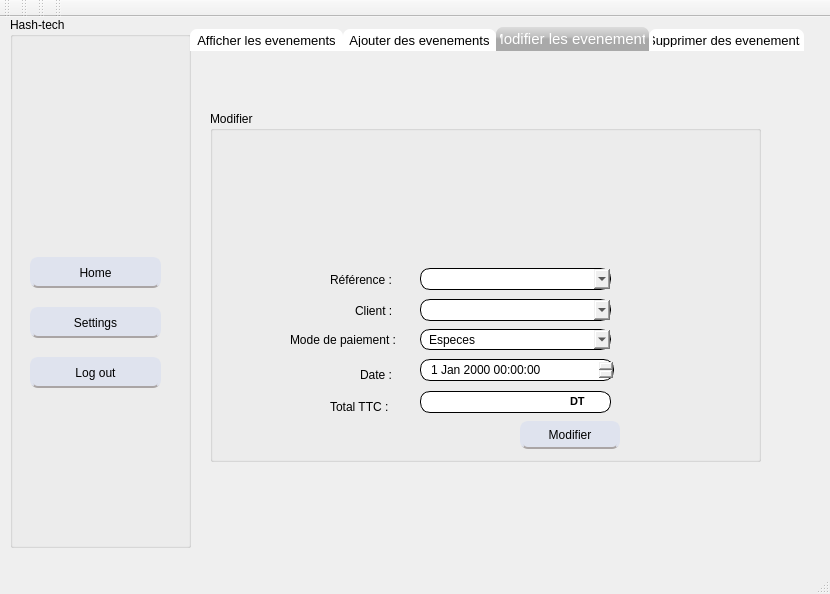
naouelboughattas/Smart_Shop_2A17, file mainwindow.ui: the form before one commit.
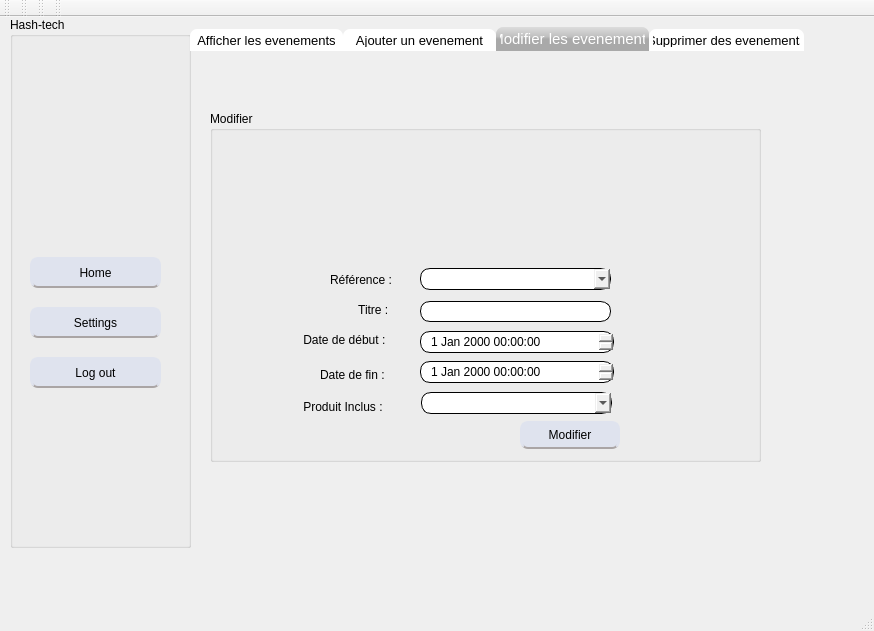
The form after the commit. The open tabs and pages were chosen to show the change. Icons and pictures are not drawn.

```diff
--- a/mainwindow.ui
+++ b/mainwindow.ui
@@ -6,8 +6,8 @@
    <rect>
     <x>0</x>
     <y>0</y>
-    <width>830</width>
-    <height>594</height>
+    <width>874</width>
+    <height>631</height>
    </rect>
   </property>
   <property name="windowTitle">
@@ -1844,7 +1844,7 @@
         </widget>
         <widget class="QWidget" name="tab_8">
          <attribute name="title">
-          <string>Ajouter des evenements</string>
+          <string>Ajouter un evenement</string>
          </attribute>
          <widget class="QGroupBox" name="groupBox_8">
           <property name="geometry">
@@ -2134,101 +2134,6 @@
           <property name="title">
            <string>Modifier</string>
           </property>
-          <widget class="QLineEdit" name="modif_ttc_f_2">
-           <property name="geometry">
-            <rect>
-             <x>210</x>
-             <y>280</y>
-             <width>191</width>
-             <height>22</height>
-            </rect>
-           </property>
-           <property name="styleSheet">
-            <string notr="true">QLineEdit
-{
- border-width: 1px;
-border-style: solid;
-border-color: black;
-  border-radius: 10px;
-padding:0 8;
-}</string>
-           </property>
-          </widget>
-          <widget class="QLabel" name="label_26">
-           <property name="geometry">
-            <rect>
-             <x>120</x>
-             <y>153</y>
-             <width>71</width>
-             <height>31</height>
-            </rect>
-           </property>
-           <property name="text">
-            <string>Référence :</string>
-           </property>
-          </widget>
-          <widget class="QLabel" name="label_27">
-           <property name="geometry">
-            <rect>
-             <x>150</x>
-             <y>248</y>
-             <width>41</width>
-             <height>31</height>
-            </rect>
-           </property>
-           <property name="text">
-            <string>Date :</string>
-           </property>
-          </widget>
-          <widget class="QLabel" name="label_28">
-           <property name="geometry">
-            <rect>
-             <x>120</x>
-             <y>280</y>
-             <width>81</width>
-             <height>31</height>
-            </rect>
-           </property>
-           <property name="text">
-            <string>Total TTC :</string>
-           </property>
-          </widget>
-          <widget class="QPushButton" name="pb_modifier_2">
-           <property name="geometry">
-            <rect>
-             <x>310</x>
-             <y>310</y>
-             <width>100</width>
-             <height>28</height>
-            </rect>
-           </property>
-           <property name="styleSheet">
-            <string notr="true">QPushButton {
-background: #dfe3ee;
-border: 2px solid #dfe3ee;
-border-bottom-color: #aaa5a5; /* same as the pane color */
-border-top-left-radius: 7px;
-border-top-right-radius: 7px;
-min-width: 80px;
-border-radius: 8px;
-color: black;
-font-size:12px;
-font-family:Arial, Helvetica, sans-serif;
-
-
-}
-QPushButton:hover {
-color:#fff;
-background:#8b9dc3;
-border: none;
-
-}
-</string>
-           </property>
-           <property name="text">
-            <string>Modifier</string>
-           </property>
-          </widget>
           <widget class="QLabel" name="label_29">
            <property name="geometry">
             <rect>
@@ -2257,17 +2162,17 @@
             <set>Qt::LinksAccessibleByMouse</set>
            </property>
           </widget>
-          <widget class="QComboBox" name="modif_box_2">
+          <widget class="QDateTimeEdit" name="modif_dat_fin">
            <property name="geometry">
             <rect>
              <x>210</x>
-             <y>157</y>
-             <width>191</width>
+             <y>250</y>
+             <width>194</width>
              <height>22</height>
             </rect>
            </property>
            <property name="styleSheet">
-            <string notr="true">QComboBox
+            <string notr="true">QDateTimeEdit
 {
  border-width: 1px;
 border-style: solid;
@@ -2277,11 +2182,50 @@
 }</string>
            </property>
           </widget>
-          <widget class="QDateTimeEdit" name="modif_date_f_box_2">
+          <widget class="QLabel" name="label_27">
            <property name="geometry">
             <rect>
-             <x>210</x>
+             <x>110</x>
              <y>248</y>
+             <width>81</width>
+             <height>31</height>
+            </rect>
+           </property>
+           <property name="text">
+            <string>Date de fin :</string>
+           </property>
+          </widget>
+          <widget class="QLineEdit" name="modif_titre_ev">
+           <property name="enabled">
+            <bool>false</bool>
+           </property>
+           <property name="geometry">
+            <rect>
+             <x>210</x>
+             <y>190</y>
+             <width>191</width>
+             <height>21</height>
+            </rect>
+           </property>
+           <property name="styleSheet">
+            <string notr="true">QLineEdit
+{
+ border-width: 1px;
+border-style: solid;
+border-color: black;
+  border-radius: 10px;
+padding:0 8;
+}</string>
+           </property>
+           <property name="text">
+            <string/>
+           </property>
+          </widget>
+          <widget class="QDateTimeEdit" name="modif_dat_deb">
+           <property name="geometry">
+            <rect>
+             <x>210</x>
+             <y>220</y>
              <width>194</width>
              <height>22</height>
             </rect>
@@ -2297,44 +2241,119 @@
 }</string>
            </property>
           </widget>
+          <widget class="QPushButton" name="modif_ev">
+           <property name="geometry">
+            <rect>
+             <x>310</x>
+             <y>310</y>
+             <width>100</width>
+             <height>28</height>
+            </rect>
+           </property>
+           <property name="styleSheet">
+            <string notr="true">QPushButton {
+background: #dfe3ee;
+border: 2px solid #dfe3ee;
+border-bottom-color: #aaa5a5; /* same as the pane color */
+border-top-left-radius: 7px;
+border-top-right-radius: 7px;
+min-width: 80px;
+border-radius: 8px;
+color: black;
+font-size:12px;
+font-family:Arial, Helvetica, sans-serif;
+
+
+}
+QPushButton:hover {
+color:#fff;
+background:#8b9dc3;
+border: none;
+
+}
+</string>
+           </property>
+           <property name="text">
+            <string>Modifier</string>
+           </property>
+          </widget>
+          <widget class="QComboBox" name="modif_produit_inclus">
+           <property name="geometry">
+            <rect>
+             <x>211</x>
+             <y>281</y>
+             <width>191</width>
+             <height>22</height>
+            </rect>
+           </property>
+           <property name="styleSheet">
+            <string notr="true">QComboBox
+{
+ border-width: 1px;
+border-style: solid;
+border-color: black;
+  border-radius: 10px;
+padding:0 8;
+}</string>
+           </property>
+          </widget>
           <widget class="QLabel" name="label_30">
            <property name="geometry">
             <rect>
-             <x>360</x>
-             <y>270</y>
-             <width>31</width>
-             <height>41</height>
+             <x>90</x>
+             <y>218</y>
+             <width>131</width>
+             <height>21</height>
             </rect>
            </property>
-           <property name="font">
-            <font>
-             <pointsize>8</pointsize>
-             <weight>75</weight>
-             <bold>true</bold>
-            </font>
-           </property>
            <property name="text">
-            <string>DT</string>
+            <string> Date de début :</string>
            </property>
           </widget>
-          <widget class="QLabel" name="label_31">
+          <widget class="QLabel" name="label_26">
            <property name="geometry">
             <rect>
              <x>145</x>
-             <y>189</y>
-             <width>81</width>
-             <height>21</height>
-            </rect>
-           </property>
-           <property name="text">
-            <string>Client :</string>
-           </property>
-          </widget>
-          <widget class="QComboBox" name="modif_le_client_2">
-           <property name="geometry">
-            <rect>
-             <x>210</x>
              <y>188</y>
+             <width>81</width>
+             <height>21</height>
+            </rect>
+           </property>
+           <property name="text">
+            <string> Titre :</string>
+           </property>
+          </widget>
+          <widget class="QLabel" name="label_22">
+           <property name="geometry">
+            <rect>
+             <x>120</x>
+             <y>158</y>
+             <width>71</width>
+             <height>21</height>
+            </rect>
+           </property>
+           <property name="text">
+            <string>Référence :</string>
+           </property>
+          </widget>
+          <widget class="QLabel" name="label_28">
+           <property name="geometry">
+            <rect>
+             <x>90</x>
+             <y>280</y>
+             <width>111</width>
+             <height>31</height>
+            </rect>
+           </property>
+           <property name="text">
+            <string> Produit Inclus :</string>
+           </property>
+          </widget>
+          <widget class="QComboBox" name="modif_id_ev">
+           <property name="geometry">
+            <rect>
+             <x>210</x>
+             <y>157</y>
              <width>191</width>
              <height>22</height>
             </rect>
@@ -2350,54 +2369,6 @@
 }</string>
            </property>
           </widget>
-          <widget class="QLabel" name="label_32">
-           <property name="geometry">
-            <rect>
-             <x>80</x>
-             <y>218</y>
-             <width>121</width>
-             <height>21</height>
-            </rect>
-           </property>
-           <property name="text">
-            <string>Mode de paiement :</string>
-           </property>
-          </widget>
-          <widget class="QComboBox" name="modif_le_mode_f_2">
-           <property name="geometry">
-            <rect>
-             <x>210</x>
-             <y>218</y>
-             <width>191</width>
-             <height>21</height>
-            </rect>
-           </property>
-           <property name="styleSheet">
-            <string notr="true">QComboBox
-{
- border-width: 1px;
-border-style: solid;
-border-color: black;
-  border-radius: 10px;
-padding:0 8;
-}</string>
-           </property>
-           <item>
-            <property name="text">
-             <string>Especes</string>
-            </property>
-           </item>
-           <item>
-            <property name="text">
-             <string>Cheque</string>
-            </property>
-           </item>
-           <item>
-            <property name="text">
-             <string>Carte bancaire</string>
-            </property>
-           </item>
-          </widget>
          </widget>
          <widget class="QLabel" name="Lb_client_2">
           <property name="geometry">
```
Left out of the diff: 188 changed lines with no effect on the pictures.
